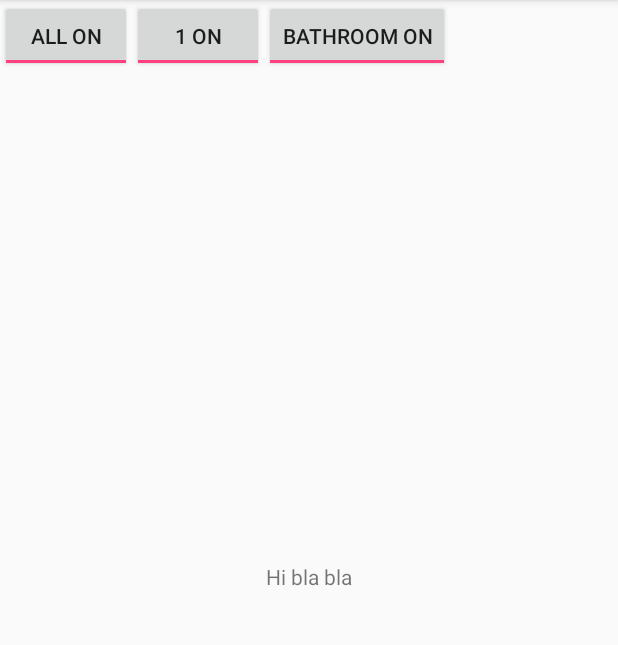
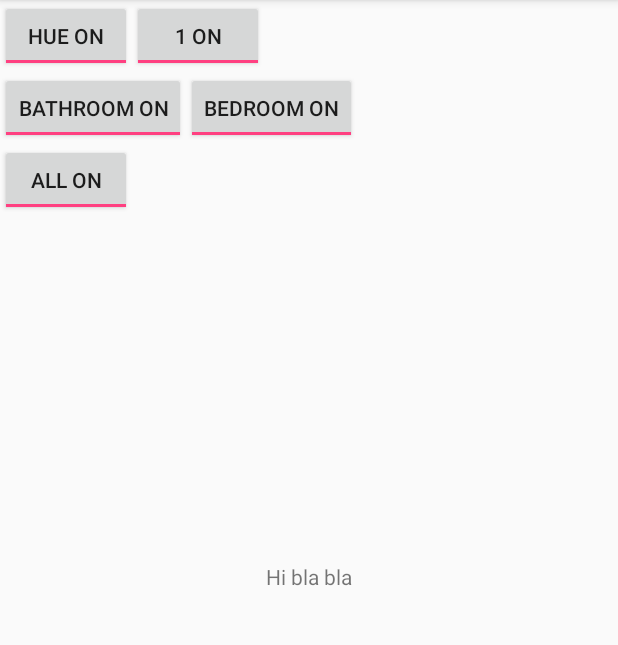
Before and after one commit to EthanAI/IoT-Home-Kotlin, an Android app: the screen it shows after launch (MainActivity), on a phone screen of 412 x 824 dp, the part 84-729 px from its top. Run offline under Robolectric (Android 15) with nearby library versions, the phone set to English and light mode, and no system bars; our stand-ins replace RxJava, Timber; network calls fail.

Commit message:
Log xml responses. Toggle all lights. Code organization

```diff
--- a/app/build.gradle
+++ b/app/build.gradle
@@ -32,6 +32,7 @@ dependencies {
     compile "com.squareup.retrofit2:retrofit:2.3.0"
     compile "com.squareup.retrofit2:adapter-rxjava2:2.3.0"
     compile "com.squareup.retrofit2:converter-gson:2.3.0"
+    compile 'com.squareup.retrofit2:converter-scalars:2.3.0'
 
     compile "io.reactivex.rxjava2:rxandroid:2.0.1"
 
--- a/app/src/main/java/com/selfawarelab/ethan/iothomekotlin/HueApiService.kt
+++ b/app/src/main/java/com/selfawarelab/ethan/iothomekotlin/HueApiService.kt
@@ -1,6 +1,9 @@
 package com.selfawarelab.ethan.iothomekotlin
 
+import android.util.Log
 import io.reactivex.Single
+import io.reactivex.android.schedulers.AndroidSchedulers
+import io.reactivex.schedulers.Schedulers
 import retrofit2.Retrofit
 import retrofit2.adapter.rxjava2.RxJava2CallAdapterFactory
 import retrofit2.converter.gson.GsonConverterFactory
@@ -8,6 +11,7 @@ import retrofit2.http.Body
 import retrofit2.http.GET
 import retrofit2.http.PUT
 import retrofit2.http.Path
+import timber.log.Timber
 import java.util.*
 
 interface HueApiService {
@@ -35,5 +39,59 @@ interface HueApiService {
 
             return retrofit.create(HueApiService::class.java)
         }
+
+        fun changeLight(lightName: String, turnOn: Boolean) {
+            val lightOffBody: HashMap<String, Boolean> = java.util.HashMap()
+            lightOffBody.put("on", turnOn)
+
+            bridgeUrlSingle
+                    .flatMap { bridgeUrl -> HueApiService.create(bridgeUrl).changeLightState(getUserName(), lightName, lightOffBody) }
+                    .observeOn(AndroidSchedulers.mainThread())
+                    .subscribe({ hueLightChangeResponseList ->
+                        Timber.d("Hue light off: %s", getResponseStatus(hueLightChangeResponseList))
+                    }, errorHandler)
+        }
+
+        fun changeAllLights(turnOn: Boolean) {
+            val body: HashMap<String, Boolean> = java.util.HashMap()
+            body.put("on", turnOn)
+
+            bridgeUrlSingle
+                    .flatMap { bridgeUrl -> HueApiService.create(bridgeUrl).changeAllLightState(getUserName(), body) }
+                    .observeOn(AndroidSchedulers.mainThread())
+                    .subscribe({ hueLightChangeResponseList ->
+                        Timber.d("Hue all: " + getResponseTarget(hueLightChangeResponseList) + " " + getResponseStatus(hueLightChangeResponseList))
+                    }, errorHandler)
+        }
+
+        fun getLightStatusList() {
+            bridgeUrlSingle
+                    .flatMap { bridgeUrl -> HueApiService.create(bridgeUrl).getLights(getUserName()) }
+                    .observeOn(AndroidSchedulers.mainThread())
+                    .subscribe({ hueLightMap ->
+                        Timber.d("Hue: %s", hueLightMap.size)
+                    }, errorHandler)
+        }
+
+        fun getResponseTarget(hueLightChangeResponseList: List<HueLightChangeResponse>) {
+            hueLightChangeResponseList[0].success.entries.first().key
+        }
+
+        fun getResponseStatus(hueLightChangeResponseList: List<HueLightChangeResponse>) {
+            hueLightChangeResponseList[0].success.entries.first().value
+        }
+
+        val toBridgeUrl = { response: List<HueBridgeService.HueBridgeFinderResponse> ->
+            URL_PREFIX + response[0].internalipaddress
+        }
+
+        val bridgeUrlSingle = HueBridgeService.create(BRIDGE_FINDER_IP).getBridgeIp()
+                .subscribeOn(Schedulers.io())
+                .map(toBridgeUrl)
+
+        val errorHandler = { error: Throwable ->
+            Log.e("Error ", error.localizedMessage)
+            Timber.e("HueBridge: %s", error.localizedMessage)
+        }
     }
 }
--- a/app/src/main/java/com/selfawarelab/ethan/iothomekotlin/MainActivity.kt
+++ b/app/src/main/java/com/selfawarelab/ethan/iothomekotlin/MainActivity.kt
@@ -2,12 +2,8 @@ package com.selfawarelab.ethan.iothomekotlin
 
 import android.os.Bundle
 import android.support.v7.app.AppCompatActivity
-import android.util.Log
-import io.reactivex.android.schedulers.AndroidSchedulers
 import io.reactivex.disposables.Disposable
-import io.reactivex.schedulers.Schedulers
 import kotlinx.android.synthetic.main.activity_main.*
-import timber.log.Timber
 
 // TODO: UI to request user to hit bridge button when needed
 // TODO: get username
@@ -17,7 +13,7 @@ import timber.log.Timber
 // TODO: UI display state
 // TODO: Hue colors
 // TODO: Fix Timber logging
-// TODO: Put everything into other classes
+// TODO: Handle disposables
 
 // Probably best to fetch bridgeIp each time
 class MainActivity : AppCompatActivity() {
@@ -31,7 +27,7 @@ class MainActivity : AppCompatActivity() {
         connectUI()
 
         // Initialize values
-        getLightStatusList()
+        HueApiService.getLightStatusList()
     }
 
     override fun onDestroy() {
@@ -42,77 +38,20 @@ class MainActivity : AppCompatActivity() {
     fun connectUI() {
         tvHello.text = "Hi bla bla"
         allLightsToggleButton.setOnCheckedChangeListener { buttonView, isChecked ->
-            changeAllLights(isChecked);
+            HueApiService.changeAllLights(isChecked)
+            WeMoService.changeAllLights(isChecked)
+        }
+        allHueLightsToggleButton.setOnCheckedChangeListener { buttonView, isChecked ->
+            HueApiService.changeAllLights(isChecked);
         }
         oneLightToggleButton.setOnCheckedChangeListener { buttonView, isChecked ->
-            changeLight("1", isChecked)
+            HueApiService.changeLight("1", isChecked)
         }
         bathroomLightToggleButton.setOnCheckedChangeListener { buttonView, isChecked ->
-            changeWeMoLight(isChecked)
+            WeMoService.changeBathroomLight(isChecked)
+        }
+        bedroomLightToggleButton.setOnCheckedChangeListener { buttonView, isChecked ->
+            WeMoService.changeBedroomLight(isChecked)
         }
     }
-
-    // TODO: Handle disposables
-    fun changeLight(lightName: String, turnOn: Boolean) {
-        val lightOffBody: HashMap<String, Boolean> = java.util.HashMap()
-        lightOffBody.put("on", turnOn)
-
-        bridgeUrlSingle
-                .flatMap { bridgeUrl -> HueApiService.create(bridgeUrl).changeLightState(getUserName(), lightName, lightOffBody) }
-                .observeOn(AndroidSchedulers.mainThread())
-                .subscribe({ hueLightChangeResponseList ->
-                    Timber.d("Hue light off: %s", getResponseStatus(hueLightChangeResponseList))
-                }, errorHandler)
-    }
-
-    fun changeAllLights(turnOn: Boolean) {
-        val body: HashMap<String, Boolean> = java.util.HashMap()
-        body.put("on", turnOn)
-
-        bridgeUrlSingle
-                .flatMap { bridgeUrl -> HueApiService.create(bridgeUrl).changeAllLightState(getUserName(), body) }
-                .observeOn(AndroidSchedulers.mainThread())
-                .subscribe({ hueLightChangeResponseList ->
-                    Timber.d("Hue all: " + getResponseTarget(hueLightChangeResponseList) + " " + getResponseStatus(hueLightChangeResponseList))
-                }, errorHandler)
-    }
-
-    fun getLightStatusList() {
-        bridgeUrlSingle
-                .flatMap { bridgeUrl -> HueApiService.create(bridgeUrl).getLights(getUserName()) }
-                .observeOn(AndroidSchedulers.mainThread())
-                .subscribe({ hueLightMap ->
-                    Timber.d("Hue: %s", hueLightMap.size)
-                }, errorHandler)
-    }
-
-    fun getResponseTarget(hueLightChangeResponseList: List<HueLightChangeResponse>) {
-        hueLightChangeResponseList[0].success.entries.first().key
-    }
-
-    fun getResponseStatus(hueLightChangeResponseList: List<HueLightChangeResponse>) {
-        hueLightChangeResponseList[0].success.entries.first().value
-    }
-
-    val toBridgeUrl = { response: List<HueBridgeService.HueBridgeFinderResponse> ->
-        URL_PREFIX + response[0].internalipaddress
-    }
-
-    val bridgeUrlSingle = HueBridgeService.create(BRIDGE_FINDER_IP).getBridgeIp()
-            .subscribeOn(Schedulers.io())
-            .map(toBridgeUrl)
-
-    val errorHandler = { error: Throwable ->
-        Log.e("Error ", error.localizedMessage)
-        Timber.e("HueBridge: %s", error.localizedMessage)
-    }
-
-    fun changeWeMoLight(lightOn: Boolean) {
-
-        WeMoService.create("http://192.168.86.22:49153/").flipSwitch(WeMoService.buildRequestBody(lightOn))
-                .subscribeOn(Schedulers.io())
-                .subscribe({ response ->
-                    Log.e("Wemo ", response)
-                }, errorHandler)
-    }
 }
--- a/app/src/main/res/layout/activity_main.xml
+++ b/app/src/main/res/layout/activity_main.xml
@@ -18,11 +18,11 @@
         app:layout_constraintTop_toTopOf="parent"/>
 
     <ToggleButton
-        android:id="@+id/allLightsToggleButton"
+        android:id="@+id/allHueLightsToggleButton"
         android:layout_width="wrap_content"
         android:layout_height="wrap_content"
-        android:textOn="All On"
-        android:textOff="All Off"
+        android:textOn="Hue On"
+        android:textOff="Hue Off"
         android:checked="true"
         />
 
@@ -30,20 +30,43 @@
         android:id="@+id/oneLightToggleButton"
         android:layout_width="wrap_content"
         android:layout_height="wrap_content"
-        app:layout_constraintStart_toEndOf="@id/allLightsToggleButton"
         android:textOn="1 On"
         android:textOff="1 Off"
         android:checked="true"
+        app:layout_constraintStart_toEndOf="@id/allHueLightsToggleButton"
         />
 
     <ToggleButton
         android:id="@+id/bathroomLightToggleButton"
         android:layout_width="wrap_content"
         android:layout_height="wrap_content"
-        app:layout_constraintStart_toEndOf="@id/oneLightToggleButton"
         android:textOn="Bathroom On"
         android:textOff="Bathroom Off"
         android:checked="true"
+        app:layout_constraintTop_toBottomOf="@+id/allHueLightsToggleButton"
+        app:layout_constraintStart_toStartOf="parent"
+        />
+
+    <ToggleButton
+        android:id="@+id/bedroomLightToggleButton"
+        android:layout_width="wrap_content"
+        android:layout_height="wrap_content"
+        android:textOn="Bedroom On"
+        android:textOff="Bedroom Off"
+        android:checked="true"
+        app:layout_constraintTop_toBottomOf="@+id/allHueLightsToggleButton"
+        app:layout_constraintStart_toEndOf="@id/bathroomLightToggleButton"
+        />
+
+    <ToggleButton
+        android:id="@+id/allLightsToggleButton"
+        android:layout_width="wrap_content"
+        android:layout_height="wrap_content"
+        android:textOn="All On"
+        android:textOff="All Off"
+        android:checked="true"
+        app:layout_constraintTop_toBottomOf="@+id/bathroomLightToggleButton"
+        app:layout_constraintStart_toStartOf="parent"
         />
 
 </android.support.constraint.ConstraintLayout>
```
Also changed, not shown: app/src/main/java/com/selfawarelab/ethan/iothomekotlin/WeMoService.kt (+36 -3 lines).
